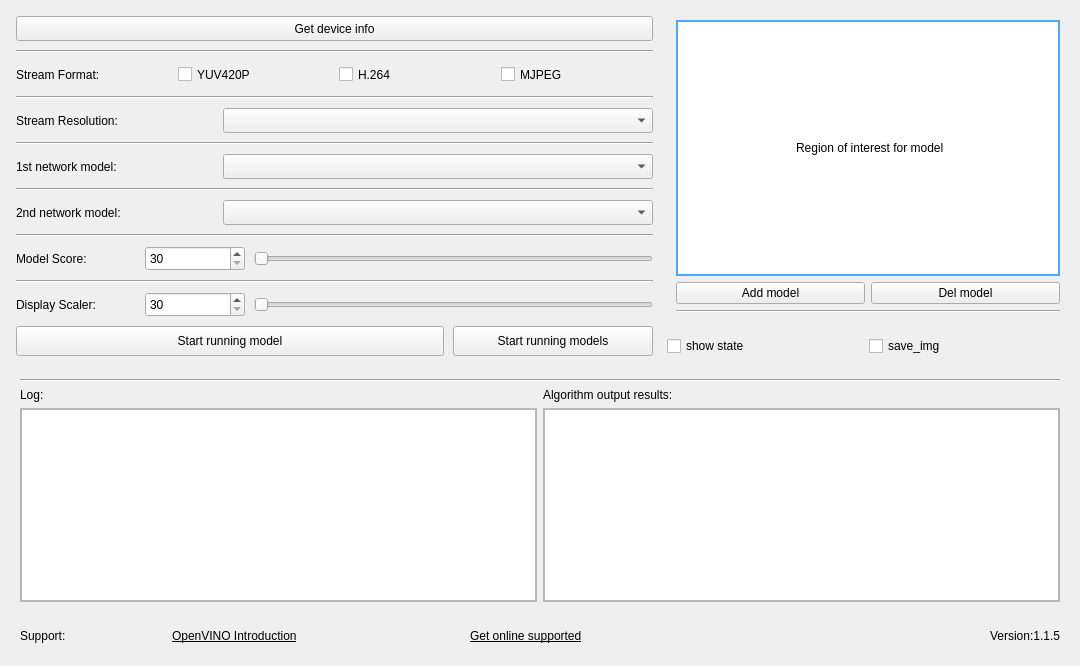
Old version of the form View/source/OpenNCC/widget.ui in the repository gomolyakoi/openncc.
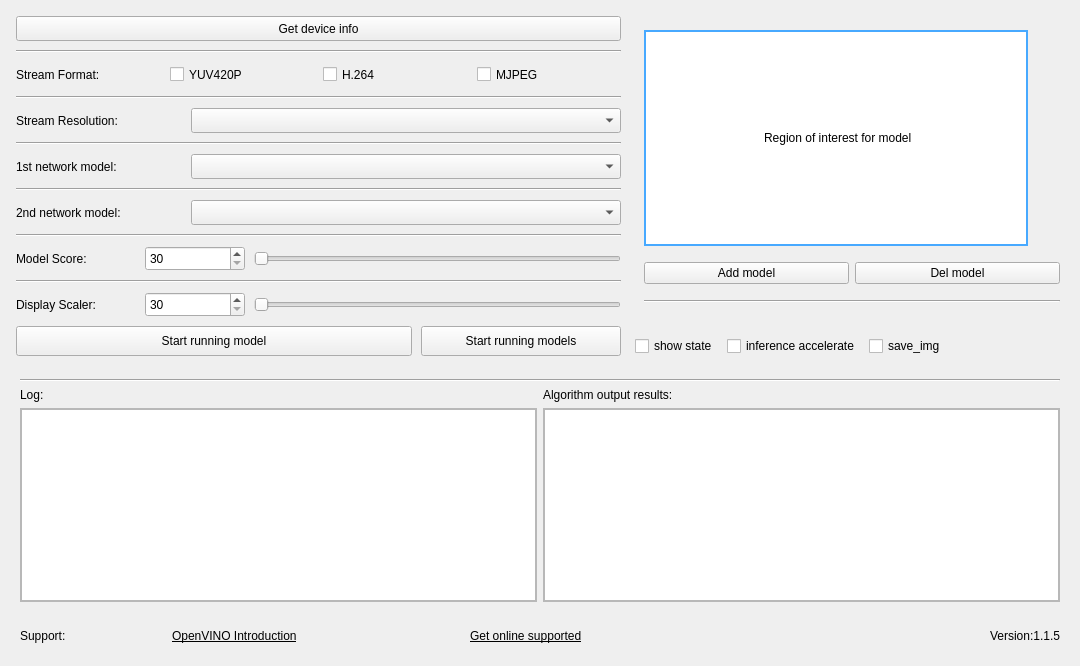
New version of the form. Custom widgets are drawn as their Qt base class.

Diff of the .ui file:
```diff
--- a/View/source/OpenNCC/widget.ui
+++ b/View/source/OpenNCC/widget.ui
@@ -481,6 +481,12 @@
                   <height>216</height>
                  </size>
                 </property>
+                <property name="maximumSize">
+                 <size>
+                  <width>384</width>
+                  <height>216</height>
+                 </size>
+                </property>
                 <property name="cursor">
                  <cursorShape>ArrowCursor</cursorShape>
                 </property>
@@ -508,6 +514,13 @@
                </property>
               </widget>
              </item>
+             <item>
+              <widget class="QCheckBox" name="acc">
+               <property name="text">
+                <string>inference accelerate</string>
+               </property>
+              </widget>
+             </item>
              <item>
               <widget class="QCheckBox" name="checkBox">
                <property name="minimumSize">
```
